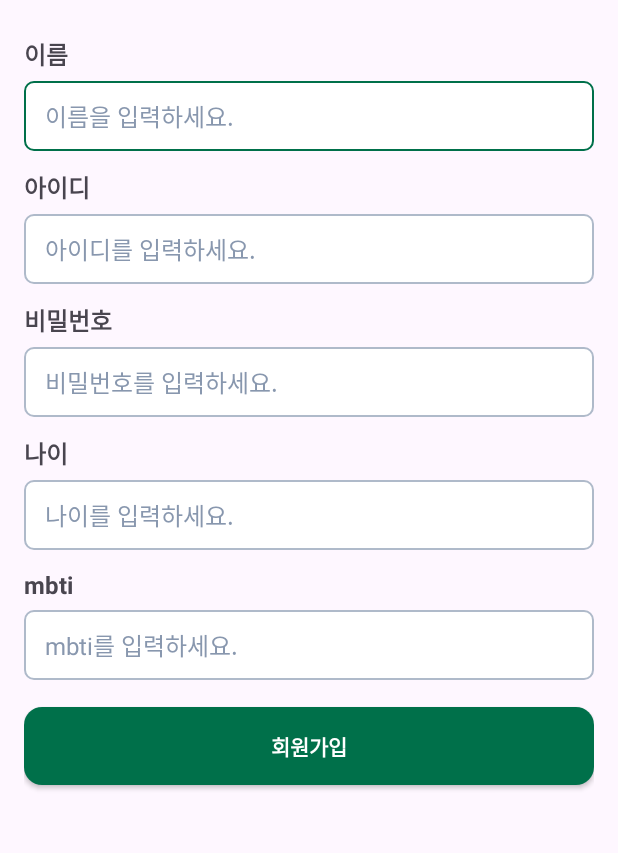
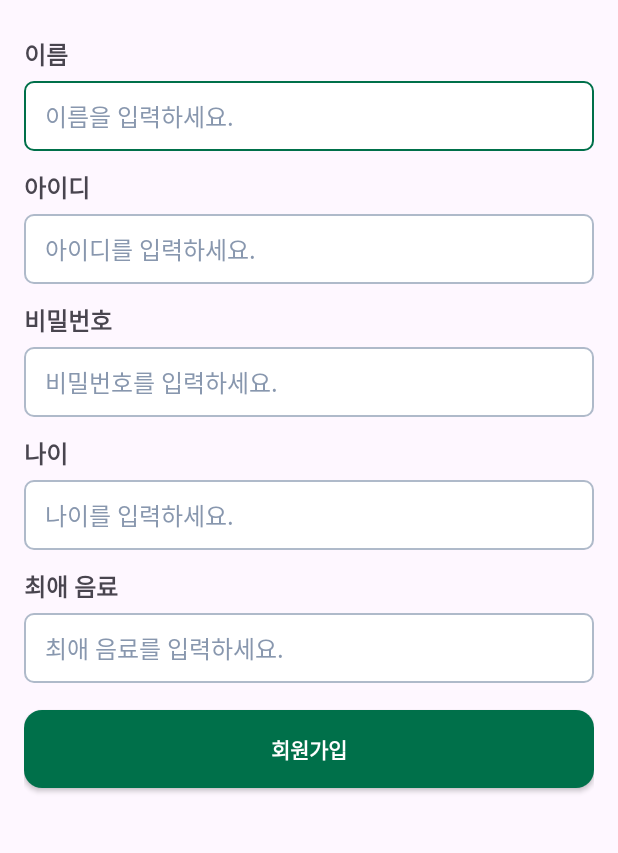
Before and after one commit to seojw0124/login-app, an Android app: the SignUpActivity screen opened directly, with no data from a screen before it, on a phone screen of 412 x 824 dp, the part 285-1138 px from its top. Run offline under Robolectric (Android 15) with nearby library versions, the phone set to English and light mode, and no system bars.

Commit message:
feat: 나이 입력 시 길이 제한 & mbti를 최애 음료로 변경

```diff
--- a/app/src/main/java/com/jeongu/loginapp/HomeActivity.kt
+++ b/app/src/main/java/com/jeongu/loginapp/HomeActivity.kt
@@ -51,12 +51,12 @@ class HomeActivity : AppCompatActivity() {
         val tvHomeUserId = findViewById<TextView>(R.id.tv_home_user_id)
         val tvHomeUserName = findViewById<TextView>(R.id.tv_home_user_name)
         val tvHomeAge = findViewById<TextView>(R.id.tv_home_age)
-        val tvHomeMbti = findViewById<TextView>(R.id.tv_home_mbti)
+        val tvHomeFavoriteDrink = findViewById<TextView>(R.id.tv_home_favorite_drink)
 
         tvHomeUserId.text = String.format(resources.getString(R.string.text_home_user_id), user.userId)
         tvHomeUserName.text = String.format(resources.getString(R.string.text_home_user_name), user.userName)
         tvHomeAge.text = String.format(resources.getString(R.string.text_home_age), user.age.toString())
-        tvHomeMbti.text = String.format(resources.getString(R.string.text_home_mbti), user.mbti)
+        tvHomeFavoriteDrink.text = String.format(resources.getString(R.string.text_home_favorite_drink), user.favoriteDrink)
     }
 
     private fun navigateToSignIn() {
--- a/app/src/main/java/com/jeongu/loginapp/SignUpActivity.kt
+++ b/app/src/main/java/com/jeongu/loginapp/SignUpActivity.kt
@@ -2,6 +2,7 @@ package com.jeongu.loginapp
 
 import android.content.Intent
 import android.os.Bundle
+import android.text.InputFilter
 import android.util.Log
 import android.widget.Button
 import android.widget.EditText
@@ -12,6 +13,7 @@ import com.jeongu.loginapp.data.Storage
 import com.jeongu.loginapp.data.UserInfo
 
 private const val PASSWORD_FORMAT_LENGTH = 10
+private const val AGE_FORMAT_LENGTH = 3
 
 class SignUpActivity : AppCompatActivity() {
 
@@ -21,12 +23,12 @@ class SignUpActivity : AppCompatActivity() {
     private var userId = ""
     private var password = ""
     private var age = 0
-    private var mbti = ""
+    private var favoriteDrink = ""
     private var isValidUserName = false
     private var isValidUserId = false
     private var isValidPassword = false
     private var isValidAge = false
-    private var isValidMbti = false
+    private var isValidFavoriteDrink = false
 
     override fun onCreate(savedInstanceState: Bundle?) {
         super.onCreate(savedInstanceState)
@@ -41,13 +43,19 @@ class SignUpActivity : AppCompatActivity() {
         val etInputUserId = findViewById<EditText>(R.id.et_input_sign_up_user_id)
         val etInputPassword = findViewById<EditText>(R.id.et_input_sign_up_password)
         val etInputAge = findViewById<EditText>(R.id.et_input_sign_up_age)
-        val etInputMbti = findViewById<EditText>(R.id.et_input_sign_up_mbti)
+        val etInputFavoriteDrink = findViewById<EditText>(R.id.et_input_sign_up_favorite_drink)
+
+        setMaxLength(etInputAge)
 
         checkValidInput(etInputUserName)
         checkValidInput(etInputUserId)
         checkValidInput(etInputPassword)
         checkValidInput(etInputAge)
-        checkValidInput(etInputMbti)
+        checkValidInput(etInputFavoriteDrink)
+    }
+
+    private fun setMaxLength(editText: EditText) {
+        editText.filters = arrayOf(InputFilter.LengthFilter(AGE_FORMAT_LENGTH))
     }
 
     // 입력값이 유효한지 확인하는 함수
@@ -58,7 +66,6 @@ class SignUpActivity : AppCompatActivity() {
                 R.id.et_input_sign_up_user_name -> {
                     userName = inputValue
                     isValidUserName = isValidInput(userName)
-                    Log.d(TAG, "userName: $userName")
                 }
                 R.id.et_input_sign_up_user_id -> {
                     userId = inputValue
@@ -72,9 +79,9 @@ class SignUpActivity : AppCompatActivity() {
                     age = inputValue.toInt()
                     isValidAge = isValidInput(age.toString())
                 }
-                R.id.et_input_sign_up_mbti -> {
-                    mbti = inputValue
-                    isValidMbti = isValidInput(mbti)
+                R.id.et_input_sign_up_favorite_drink -> {
+                    favoriteDrink = inputValue
+                    isValidFavoriteDrink = isValidInput(favoriteDrink)
                 }
             }
         }
@@ -96,7 +103,7 @@ class SignUpActivity : AppCompatActivity() {
     private fun signUp() {
         val btnSignUp = findViewById<Button>(R.id.btn_sign_up)
         btnSignUp.setOnClickListener {
-            if (isValidUserName && isValidUserId && isValidPassword && isValidAge && isValidMbti) {
+            if (isValidUserName && isValidUserId && isValidPassword && isValidAge && isValidFavoriteDrink) {
                 successSignUp()
             } else {
                 when {
@@ -104,7 +111,7 @@ class SignUpActivity : AppCompatActivity() {
                     !isValidUserId -> Log.d(TAG, "isValidUserId: $userId")
                     !isValidPassword -> Log.d(TAG, "isValidPassword: $password")
                     !isValidAge -> Log.d(TAG, "isValidAge: $age")
-                    !isValidMbti -> Log.d(TAG, "isValidMbti: $mbti")
+                    !isValidFavoriteDrink -> Log.d(TAG, "isValidFavoriteDrink: $favoriteDrink")
                 }
 
                 showToast(false)
@@ -114,7 +121,7 @@ class SignUpActivity : AppCompatActivity() {
     }
 
     private fun successSignUp() {
-        val user = UserInfo(userName, userId, password, age, mbti)
+        val user = UserInfo(userName, userId, password, age, favoriteDrink)
         Storage.saveUser(user)
         val intent = Intent(this, SignInActivity::class.java)
         intent.apply {
--- a/app/src/main/java/com/jeongu/loginapp/data/UserInfo.kt
+++ b/app/src/main/java/com/jeongu/loginapp/data/UserInfo.kt
@@ -5,5 +5,5 @@ data class UserInfo(
     val userId: String,
     val password: String,
     val age: Int,
-    val mbti: String
+    val favoriteDrink: String
 )
--- a/app/src/main/res/layout/activity_home.xml
+++ b/app/src/main/res/layout/activity_home.xml
@@ -59,7 +59,7 @@
         tools:text="나이: 25" />
 
     <TextView
-        android:id="@+id/tv_home_mbti"
+        android:id="@+id/tv_home_favorite_drink"
         android:layout_width="0dp"
         android:layout_height="wrap_content"
         android:layout_marginTop="32dp"
@@ -69,7 +69,7 @@
         app:layout_constraintEnd_toEndOf="parent"
         app:layout_constraintStart_toStartOf="parent"
         app:layout_constraintTop_toBottomOf="@id/tv_home_age"
-        tools:text="MBTI: ISTP" />
+        tools:text="최애음료: 아이스 아메리카노" />
 
     <Button
         android:id="@+id/btn_close"
--- a/app/src/main/res/layout/activity_sign_up.xml
+++ b/app/src/main/res/layout/activity_sign_up.xml
@@ -121,11 +121,11 @@
         app:layout_constraintTop_toBottomOf="@id/tv_sign_up_age_label" />
 
     <TextView
-        android:id="@+id/tv_sign_up_mbti_label"
+        android:id="@+id/tv_sign_up_favorite_drink_label"
         android:layout_width="0dp"
         android:layout_height="wrap_content"
         android:layout_marginTop="12dp"
-        android:text="@string/label_mbti"
+        android:text="@string/label_favorite_drink"
         android:textSize="16sp"
         android:textStyle="bold"
         app:layout_constraintEnd_toEndOf="@id/et_input_sign_up_age"
@@ -133,17 +133,17 @@
         app:layout_constraintTop_toBottomOf="@id/et_input_sign_up_age" />
 
     <EditText
-        android:id="@+id/et_input_sign_up_mbti"
+        android:id="@+id/et_input_sign_up_favorite_drink"
         style="@style/AppEditText"
         android:layout_width="0dp"
         android:layout_height="wrap_content"
         android:layout_marginTop="6dp"
-        android:hint="@string/hint_input_mbti"
+        android:hint="@string/hint_input_favorite_drink"
         android:importantForAutofill="no"
         android:inputType="text"
-        app:layout_constraintEnd_toEndOf="@id/tv_sign_up_mbti_label"
-        app:layout_constraintStart_toStartOf="@id/tv_sign_up_mbti_label"
-        app:layout_constraintTop_toBottomOf="@id/tv_sign_up_mbti_label" />
+        app:layout_constraintEnd_toEndOf="@id/tv_sign_up_favorite_drink_label"
+        app:layout_constraintStart_toStartOf="@id/tv_sign_up_favorite_drink_label"
+        app:layout_constraintTop_toBottomOf="@id/tv_sign_up_favorite_drink_label" />
 
     <androidx.appcompat.widget.AppCompatButton
         android:id="@+id/btn_sign_up"
@@ -152,8 +152,8 @@
         android:layout_height="52dp"
         android:layout_marginTop="18dp"
         android:text="@string/btn_label_sign_up"
-        app:layout_constraintEnd_toEndOf="@id/et_input_sign_up_mbti"
-        app:layout_constraintStart_toStartOf="@id/et_input_sign_up_mbti"
-        app:layout_constraintTop_toBottomOf="@id/et_input_sign_up_mbti" />
+        app:layout_constraintEnd_toEndOf="@id/et_input_sign_up_favorite_drink"
+        app:layout_constraintStart_toStartOf="@id/et_input_sign_up_favorite_drink"
+        app:layout_constraintTop_toBottomOf="@id/et_input_sign_up_favorite_drink" />
 
 </androidx.constraintlayout.widget.ConstraintLayout>
--- a/app/src/main/res/values/strings.xml
+++ b/app/src/main/res/values/strings.xml
@@ -14,14 +14,14 @@
     <string name="hint_input_user_name">이름을 입력하세요.</string>
     <string name="label_age">나이</string>
     <string name="hint_input_age">나이를 입력하세요.</string>
-    <string name="label_mbti">mbti</string>
-    <string name="hint_input_mbti">mbti를 입력하세요.</string>
+    <string name="label_favorite_drink">최애 음료</string>
+    <string name="hint_input_favorite_drink">최애 음료를 입력하세요.</string>
 
     <!--  Home  -->
     <string name="description_home_image">홈 화면에서 랜덤으로 보여주는 커피 이미지</string>
     <string name="text_home_user_id">아이디 : %s</string>
     <string name="text_home_user_name">이름 : %s</string>
     <string name="text_home_age">나이 : %s</string>
-    <string name="text_home_mbti">MBTI : %s</string>
+    <string name="text_home_favorite_drink">최애 음료 : %s</string>
     <string name="btn_label_close">종료</string>
 </resources>
```
